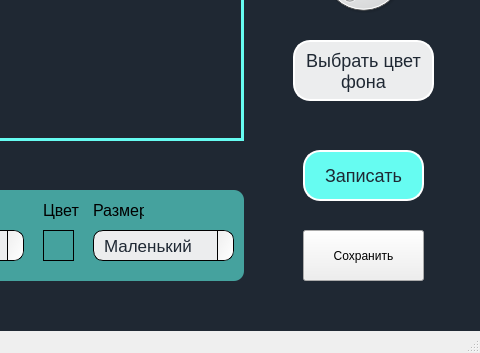
Old version of the form src/3D_Viewer/mainwindow.ui in the repository VMBush/3D_viewer; both pictures show x 597 to 1077 and y 350 to 703 of the 1077 by 703 pixel window.
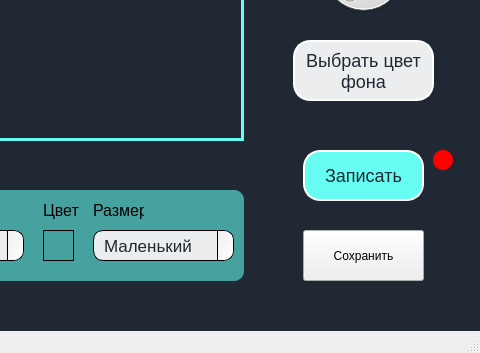
New version of the form. Icons and pictures are not drawn.

What changed in the file:
```diff
--- a/src/3D_Viewer/mainwindow.ui
+++ b/src/3D_Viewer/mainwindow.ui
@@ -932,6 +932,25 @@
 }</string>
     </property>
    </widget>
+   <widget class="QPushButton" name="recordInd">
+    <property name="geometry">
+     <rect>
+      <x>1030</x>
+      <y>500</y>
+      <width>20</width>
+      <height>20</height>
+     </rect>
+    </property>
+    <property name="styleSheet">
+     <string notr="true">
+    border-radius: 10px;
+	background: #ff0000;
+</string>
+    </property>
+    <property name="text">
+     <string/>
+    </property>
+   </widget>
   </widget>
   <widget class="QMenuBar" name="menubar">
    <property name="geometry">
```
Left out of the diff: 4 changed lines with no effect on the pictures.
